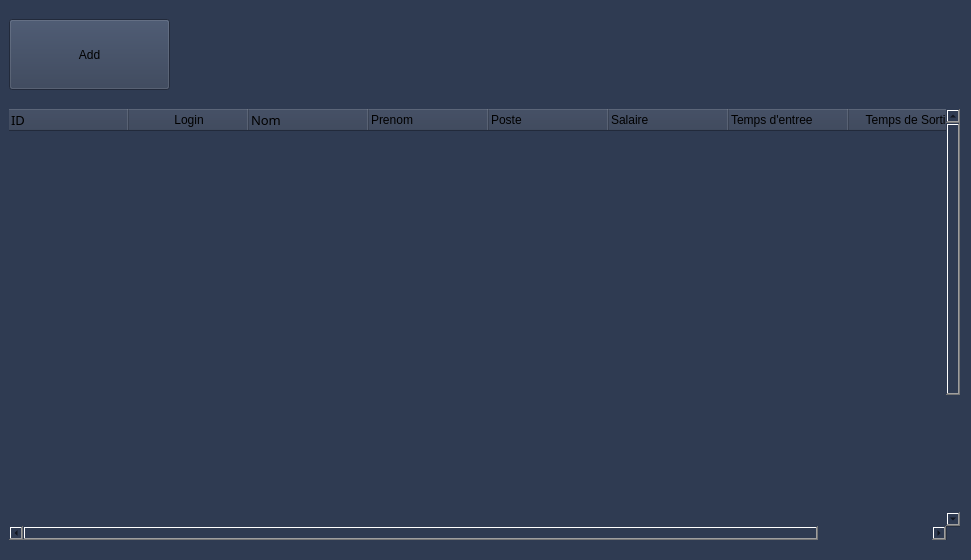
First picture: the form in employee.ui, repository HyperDarkmoon/TVEmpire, before the edit.
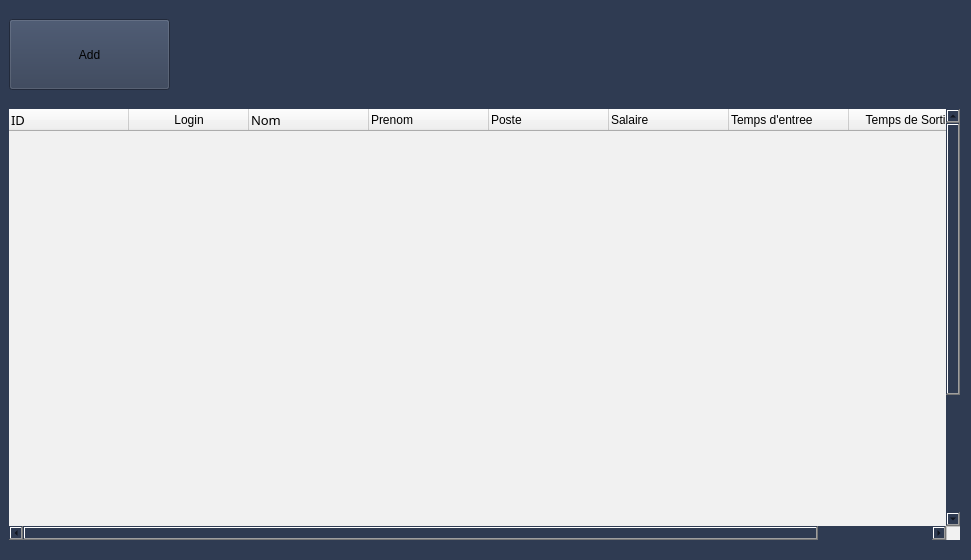
Second picture: the form after the edit. Icons and pictures are not drawn.

The edit to the form file:
```diff
--- a/employee.ui
+++ b/employee.ui
@@ -490,27 +490,27 @@
        <colorrole role="Button">
         <brush brushstyle="SolidPattern">
          <color alpha="255">
-          <red>47</red>
-          <green>59</green>
-          <blue>82</blue>
+          <red>241</red>
+          <green>241</green>
+          <blue>241</blue>
          </color>
         </brush>
        </colorrole>
        <colorrole role="Base">
         <brush brushstyle="SolidPattern">
          <color alpha="255">
-          <red>47</red>
-          <green>59</green>
-          <blue>82</blue>
+          <red>241</red>
+          <green>241</green>
+          <blue>241</blue>
          </color>
         </brush>
        </colorrole>
        <colorrole role="Window">
         <brush brushstyle="SolidPattern">
          <color alpha="255">
-          <red>47</red>
-          <green>59</green>
-          <blue>82</blue>
+          <red>241</red>
+          <green>241</green>
+          <blue>241</blue>
          </color>
         </brush>
        </colorrole>
@@ -519,27 +519,27 @@
        <colorrole role="Button">
         <brush brushstyle="SolidPattern">
          <color alpha="255">
-          <red>47</red>
-          <green>59</green>
-          <blue>82</blue>
+          <red>241</red>
+          <green>241</green>
+          <blue>241</blue>
          </color>
         </brush>
        </colorrole>
        <colorrole role="Base">
         <brush brushstyle="SolidPattern">
          <color alpha="255">
-          <red>47</red>
-          <green>59</green>
-          <blue>82</blue>
+          <red>241</red>
+          <green>241</green>
+          <blue>241</blue>
          </color>
         </brush>
        </colorrole>
        <colorrole role="Window">
         <brush brushstyle="SolidPattern">
          <color alpha="255">
-          <red>47</red>
-          <green>59</green>
-          <blue>82</blue>
+          <red>241</red>
+          <green>241</green>
+          <blue>241</blue>
          </color>
         </brush>
        </colorrole>
@@ -548,27 +548,27 @@
        <colorrole role="Button">
         <brush brushstyle="SolidPattern">
          <color alpha="255">
-          <red>47</red>
-          <green>59</green>
-          <blue>82</blue>
+          <red>241</red>
+          <green>241</green>
+          <blue>241</blue>
          </color>
         </brush>
        </colorrole>
        <colorrole role="Base">
         <brush brushstyle="SolidPattern">
          <color alpha="255">
-          <red>47</red>
-          <green>59</green>
-          <blue>82</blue>
+          <red>241</red>
+          <green>241</green>
+          <blue>241</blue>
          </color>
         </brush>
        </colorrole>
        <colorrole role="Window">
         <brush brushstyle="SolidPattern">
          <color alpha="255">
-          <red>47</red>
-          <green>59</green>
-          <blue>82</blue>
+          <red>241</red>
+          <green>241</green>
+          <blue>241</blue>
          </color>
         </brush>
        </colorrole>
@@ -584,8 +584,11 @@
     <property name="focusPolicy">
      <enum>Qt::NoFocus</enum>
     </property>
+    <property name="autoFillBackground">
+     <bool>true</bool>
+    </property>
     <property name="styleSheet">
-     <string notr="true"/>
+     <string notr="true">background-color: #f1f1f1;</string>
     </property>
     <property name="frameShape">
      <enum>QFrame::NoFrame</enum>
```
